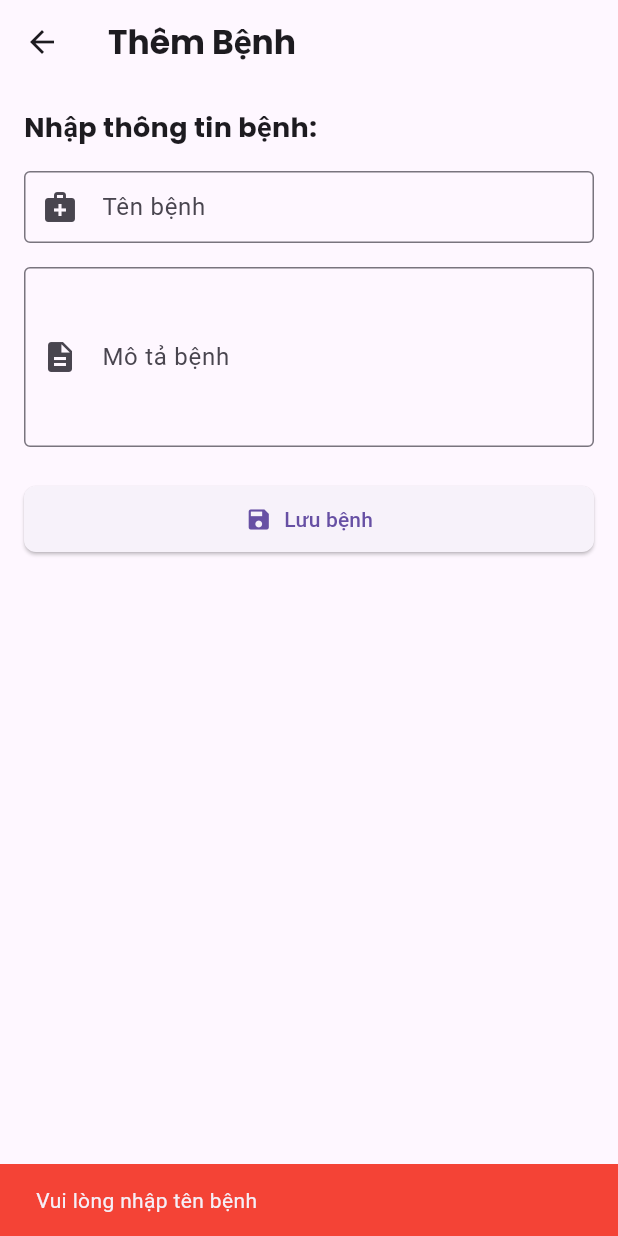
After one commit to Broky2022/project_hospital_management, a Flutter app: the AddDiseaseScreen screen opened directly, after a tap on "Lưu bệnh", on a phone screen of 412 x 824 dp. The commit adds this screen. Run offline on Flutter 3.47's test engine with Material 3 defaults, Android fonts, the phone set to English and light mode, and no system bars; our stand-ins replace google_fonts, sqflite, sqflite_common_ffi; accounts and stored records are empty.

Commit message:
[ADD][addDiseaseScreen] thêm chức năng 'thêm bệnh'

```diff
--- /dev/null
+++ b/lib/screens/addDiseaseScreen.dart
@@ -0,0 +1,110 @@
+import 'package:flutter/material.dart';
+import 'package:google_fonts/google_fonts.dart';
+import 'package:sqflite/sqflite.dart';
+import '../database/databaseHelper.dart';
+
+class AddDiseaseScreen extends StatefulWidget {
+  @override
+  _AddDiseaseScreenState createState() => _AddDiseaseScreenState();
+}
+
+class _AddDiseaseScreenState extends State<AddDiseaseScreen> {
+  final TextEditingController _nameController = TextEditingController();
+  final TextEditingController _descriptionController = TextEditingController();
+
+  // Hàm lưu bệnh vào cơ sở dữ liệu
+  void _addDisease() async {
+    final String name = _nameController.text.trim();
+    final String description = _descriptionController.text.trim();
+
+    if (name.isNotEmpty) {
+      final db = await DatabaseHelper.instance.database;
+
+      // Thêm bệnh vào bảng diseases
+      await db.insert(
+        'diseases',
+        {'name': name, 'description': description},
+        conflictAlgorithm: ConflictAlgorithm
+            .replace, // Chọn phương thức thay thế nếu trùng lặp
+      );
+
+      // Sau khi thêm xong, đóng màn hình và quay lại
+      Navigator.pop(context);
+    } else {
+      // Hiển thị thông báo nếu tên bệnh không được nhập
+      ScaffoldMessenger.of(context).showSnackBar(
+        SnackBar(
+          content: Text('Vui lòng nhập tên bệnh'),
+          backgroundColor: Colors.red,
+        ),
+      );
+    }
+  }
+
+  @override
+  Widget build(BuildContext context) {
+    return Scaffold(
+      appBar: AppBar(
+        title: Text('Thêm Bệnh',
+            style: GoogleFonts.poppins(fontWeight: FontWeight.bold)),
+      ),
+      body: Padding(
+        padding: const EdgeInsets.all(16.0),
+        child: SingleChildScrollView(
+          child: Column(
+            crossAxisAlignment: CrossAxisAlignment.start,
+            children: [
+              Text(
+                'Nhập thông tin bệnh:',
+                style: GoogleFonts.poppins(
+                    fontWeight: FontWeight.bold, fontSize: 18),
+              ),
+              SizedBox(height: 16),
+              // Trường nhập tên bệnh
+              TextField(
+                controller: _nameController,
+                decoration: InputDecoration(
+                  labelText: 'Tên bệnh',
+                  border: OutlineInputBorder(),
+                  prefixIcon: Icon(Icons.medical_services),
+                ),
+              ),
+              SizedBox(height: 16),
+              // Trường nhập mô tả bệnh
+              TextField(
+                controller: _descriptionController,
+                maxLines: 4,
+                decoration: InputDecoration(
+                  labelText: 'Mô tả bệnh',
+                  border: OutlineInputBorder(),
+                  prefixIcon: Icon(Icons.description),
+                ),
+              ),
+              SizedBox(height: 24),
+              // Nút lưu bệnh
+              ElevatedButton(
+                onPressed: _addDisease,
+                style: ButtonStyle(
+                  padding: MaterialStateProperty.all(const EdgeInsets.all(12)),
+                  shape: MaterialStateProperty.all(
+                    RoundedRectangleBorder(
+                      borderRadius: BorderRadius.circular(8),
+                    ),
+                  ),
+                ),
+                child: Row(
+                  mainAxisAlignment: MainAxisAlignment.center,
+                  children: const [
+                    Icon(Icons.save),
+                    SizedBox(width: 8),
+                    Text('Lưu bệnh'),
+                  ],
+                ),
+              ),
+            ],
+          ),
+        ),
+      ),
+    );
+  }
+}
--- a/lib/screens/doctor_home.dart
+++ b/lib/screens/doctor_home.dart
@@ -4,6 +4,7 @@ import '../database/databaseHelper.dart';
 import '../database/showData.dart';
 import '../providers/auth_provider.dart';
 import '../utils/config.dart';
+import 'addDiseaseScreen.dart';
 import 'appointmentDetail.dart';
 import 'appointmentsTab.dart';
 import 'dateTimePickerDialog.dart';
@@ -91,6 +92,18 @@ class _DoctorHomeState extends State<DoctorHome> {
         centerTitle: true,
         actions: [
           IconButton(
+            icon: const Icon(Icons.add),
+            onPressed: () {
+              showData('diseases');
+              // Điều hướng đến màn hình thêm bệnh
+              Navigator.push(
+                context,
+                MaterialPageRoute(builder: (context) => AddDiseaseScreen()),
+              );
+            },
+            tooltip: 'Thêm Bệnh',
+          ),
+          IconButton(
             icon: const Icon(Icons.logout),
             onPressed: _handleLogout,
             tooltip: 'Đăng xuất',
```
